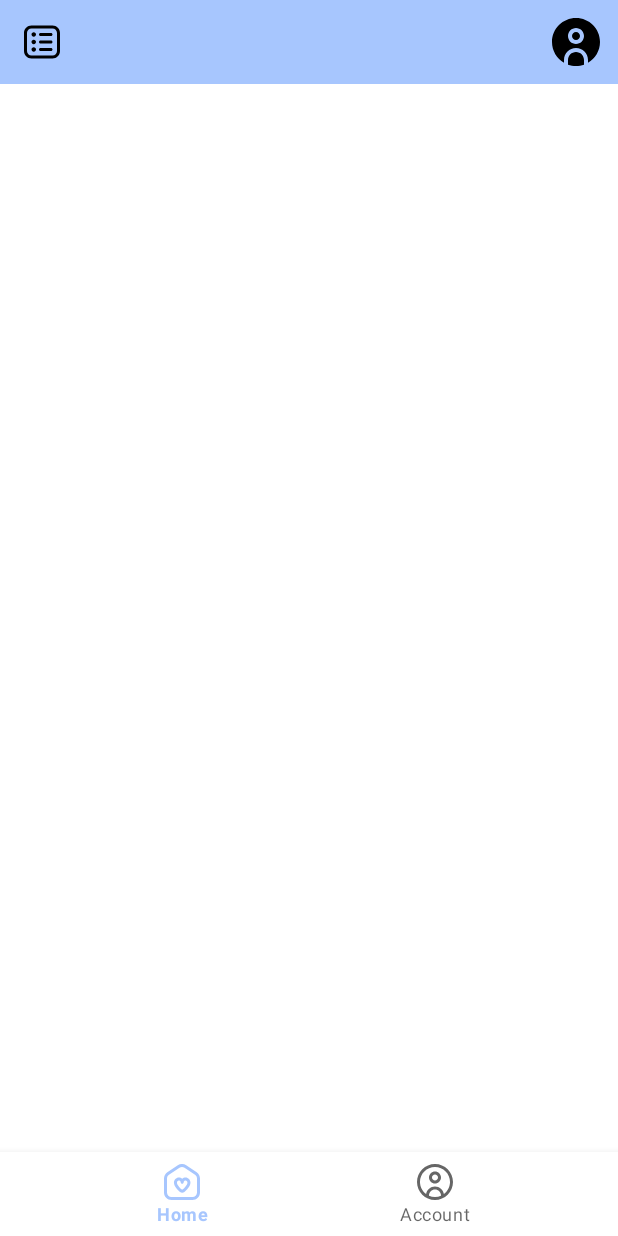
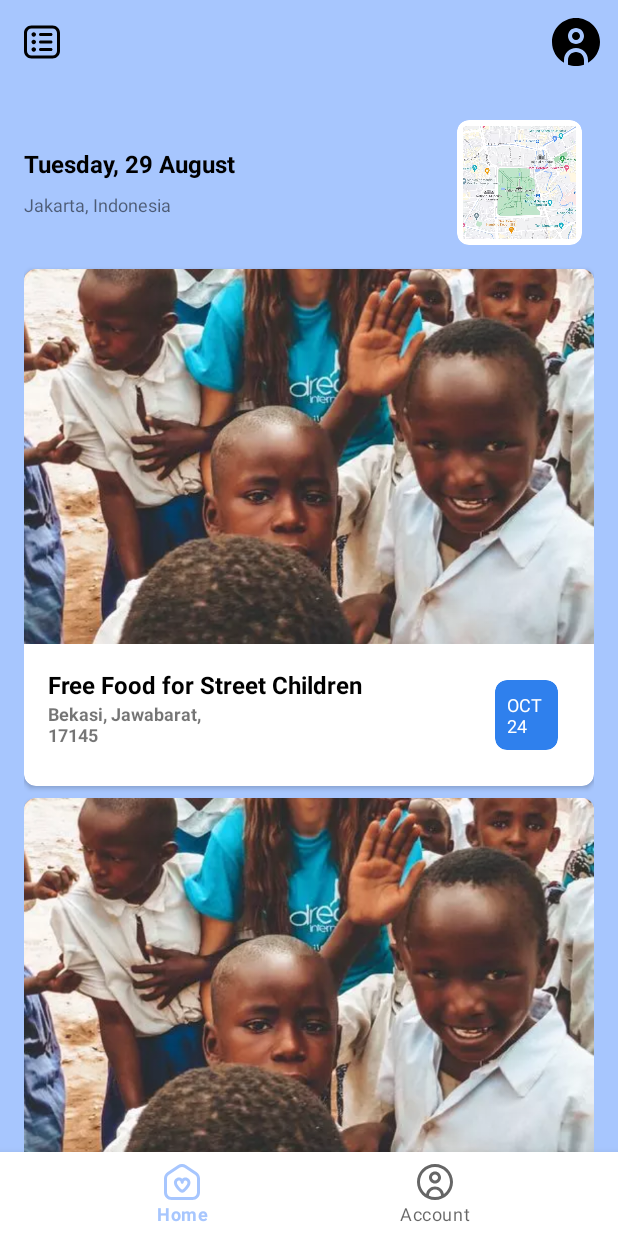
Before and after one commit to A-fauzi/bangunkota, an Android app: the screen it shows after launch once a user with an empty profile is signed in (MainActivity), on a phone screen of 412 x 824 dp. Run offline under Robolectric (Android 15) with nearby library versions, the phone set to English and light mode, and no system bars; our stand-ins replace Firebase (no records; nobody signed in at launch, a user with empty details on screens opened directly), navigation-ui.

Commit message:
add permissions location

```diff
--- a/app/src/main/AndroidManifest.xml
+++ b/app/src/main/AndroidManifest.xml
@@ -4,6 +4,14 @@
     xmlns:tools="http://schemas.android.com/tools">
 
     <uses-permission android:name="android.permission.INTERNET"/>
+    <uses-permission android:name="android.permission.ACCESS_NETWORK_STATE"/>
+    <!-- Always include this permission -->
+    <uses-permission android:name="android.permission.ACCESS_COARSE_LOCATION" />
+    <!-- Include only if your app benefits from precise location access. -->
+    <uses-permission android:name="android.permission.ACCESS_FINE_LOCATION" />
+    <!-- Required only when requesting background location access on
+       Android 10 (API level 29) and higher. -->
+    <uses-permission android:name="android.permission.ACCESS_BACKGROUND_LOCATION" />
 
     <application
         android:allowBackup="true"
--- a/app/src/main/java/com/bangunkota/bangunkota/presentation/view/main/MainActivity.kt
+++ b/app/src/main/java/com/bangunkota/bangunkota/presentation/view/main/MainActivity.kt
@@ -1,9 +1,14 @@
 package com.bangunkota.bangunkota.presentation.view.main
 
+import android.Manifest
 import android.content.Context
+import android.os.Build
 import androidx.appcompat.app.AppCompatActivity
 import android.os.Bundle
 import android.widget.Toast
+import androidx.activity.result.contract.ActivityResultContract
+import androidx.activity.result.contract.ActivityResultContracts
+import androidx.annotation.RequiresApi
 import androidx.datastore.core.DataStore
 import androidx.datastore.preferences.core.Preferences
 import androidx.datastore.preferences.core.stringPreferencesKey
@@ -22,6 +27,7 @@ import kotlinx.coroutines.flow.first
 import kotlinx.coroutines.flow.map
 import kotlinx.coroutines.launch
 
+@RequiresApi(Build.VERSION_CODES.N)
 class MainActivity : AppCompatActivity() {
 
     private lateinit var binding: ActivityMainBinding
@@ -32,6 +38,7 @@ class MainActivity : AppCompatActivity() {
         binding = ActivityMainBinding.inflate(layoutInflater)
         setContentView(binding.root)
         setUpNavigation()
+        permissionsRequest()
     }
 
     private fun setUpNavigation() {
@@ -45,4 +52,33 @@ class MainActivity : AppCompatActivity() {
         setupWithNavController(bottomNavigation, navController)
     }
 
+    private fun permissionsRequest() {
+        val locationPermissionRequest =
+            registerForActivityResult(ActivityResultContracts.RequestMultiplePermissions()) { permission ->
+                when {
+                    permission.getOrDefault(Manifest.permission.ACCESS_FINE_LOCATION, false) -> {
+                        // Precise location access granted.
+                        Toast.makeText(this, "Precise location access granted", Toast.LENGTH_SHORT).show()
+                    }
+                    permission.getOrDefault(Manifest.permission.ACCESS_COARSE_LOCATION, false) -> {
+                        // Only approximate location access granted.
+                        Toast.makeText(this, "Only approximate location access granted", Toast.LENGTH_SHORT).show()
+                    }
+                    else -> {
+                        // No location access granted.
+                        Toast.makeText(this, "No location access granted", Toast.LENGTH_SHORT).show()
+                    }
+                }
+            }
+
+        // Before you perform the actual permission request, check whether your app
+        // already has the permissions, and whether your app needs to show a permission
+        // rationale dialog. For more details, see Request permissions.
+        locationPermissionRequest.launch(
+            arrayOf(
+                Manifest.permission.ACCESS_FINE_LOCATION, Manifest.permission.ACCESS_COARSE_LOCATION
+            )
+        )
+    }
+
 }
--- a/app/src/main/java/com/bangunkota/bangunkota/presentation/view/main/fragment/HomeFragment.kt
+++ b/app/src/main/java/com/bangunkota/bangunkota/presentation/view/main/fragment/HomeFragment.kt
@@ -19,6 +19,8 @@ import com.bumptech.glide.Glide
 import com.bumptech.glide.request.RequestOptions
 import com.bumptech.glide.request.target.CustomTarget
 import com.bumptech.glide.request.transition.Transition
+import java.text.SimpleDateFormat
+import java.util.*
 
 
 class HomeFragment : Fragment() {
@@ -42,6 +44,8 @@ class HomeFragment : Fragment() {
 
     override fun onViewCreated(view: View, savedInstanceState: Bundle?) {
         super.onViewCreated(view, savedInstanceState)
+
+        binding.currentDate.text = currentDate()
 
         userViewModel.userName.observe(viewLifecycleOwner){
             binding.topAppBar.title = it
@@ -80,4 +84,10 @@ class HomeFragment : Fragment() {
             }
         }
     }
+
+    private fun currentDate(): String {
+        val currentTime = Calendar.getInstance().time
+        val desiredFormat = SimpleDateFormat("EEEE, d MMMM", Locale.ENGLISH)
+        return desiredFormat.format(currentTime)
+    }
 }
--- a/app/src/main/res/layout/fragment_home.xml
+++ b/app/src/main/res/layout/fragment_home.xml
@@ -28,9 +28,67 @@
     <androidx.core.widget.NestedScrollView
         android:layout_width="match_parent"
         android:layout_height="match_parent"
+        android:padding="@dimen/padding_root"
+        android:background="@color/purple_500"
         app:layout_behavior="@string/appbar_scrolling_view_behavior">
 
         <!-- Scrollable content -->
+        <LinearLayout
+            android:layout_width="match_parent"
+            android:layout_height="match_parent"
+            android:orientation="vertical">
+
+            <LinearLayout
+                android:layout_width="match_parent"
+                android:layout_height="wrap_content"
+                android:orientation="horizontal"
+                android:gravity="center_vertical">
+
+                <LinearLayout
+                    android:layout_width="wrap_content"
+                    android:layout_height="wrap_content"
+                    android:layout_weight="1"
+                    android:orientation="vertical">
+
+                    <TextView
+                        android:id="@+id/current_date"
+                        android:layout_width="wrap_content"
+                        android:layout_height="wrap_content"
+                        android:text="Monday, 21 December"
+                        android:textColor="@color/black"
+                        android:textSize="@dimen/title_size"
+                        android:textStyle="bold"/>
+
+                    <TextView
+                        android:layout_width="wrap_content"
+                        android:layout_height="wrap_content"
+                        android:text="Jakarta, Indonesia"
+                        android:layout_marginTop="@dimen/margin_8"/>
+
+                </LinearLayout>
+
+                <androidx.cardview.widget.CardView
+                    android:layout_width="wrap_content"
+                    android:layout_height="wrap_content"
+                    app:cardCornerRadius="8dp"
+                    android:layout_margin="@dimen/margin_8"
+                    app:cardElevation="0dp">
+
+                    <ImageView
+                        android:layout_width="75dp"
+                        android:layout_height="75dp"
+                        android:src="@drawable/example_img"
+                        android:scaleType="centerCrop"
+                        android:layout_margin="4dp"/>
+                </androidx.cardview.widget.CardView>
+            </LinearLayout>
+
+            <include layout="@layout/item_event"/>
+            <include layout="@layout/item_event"/>
+            <include layout="@layout/item_event"/>
+            <include layout="@layout/item_event"/>
+        </LinearLayout>
+
 
     </androidx.core.widget.NestedScrollView>
 </androidx.coordinatorlayout.widget.CoordinatorLayout>
--- /dev/null
+++ b/app/src/main/res/layout/item_event.xml
@@ -0,0 +1,67 @@
+<?xml version="1.0" encoding="utf-8"?>
+<androidx.cardview.widget.CardView xmlns:android="http://schemas.android.com/apk/res/android"
+    xmlns:app="http://schemas.android.com/apk/res-auto"
+    android:layout_width="wrap_content"
+    android:layout_height="wrap_content"
+    android:layout_marginTop="@dimen/margin_8"
+    app:cardCornerRadius="@dimen/card_radius">
+
+    <LinearLayout
+        android:layout_width="match_parent"
+        android:layout_height="wrap_content"
+        android:orientation="vertical">
+
+        <ImageView
+            android:layout_width="wrap_content"
+            android:layout_height="250dp"
+            android:scaleType="centerCrop"
+            android:src="@drawable/event_example" />
+
+        <LinearLayout
+            android:layout_width="match_parent"
+            android:layout_height="wrap_content"
+            android:orientation="horizontal"
+            android:padding="@dimen/padding_root">
+
+            <LinearLayout
+                android:layout_width="wrap_content"
+                android:layout_height="wrap_content"
+                android:layout_weight="1"
+                android:orientation="vertical">
+
+                <TextView
+                    android:layout_width="wrap_content"
+                    android:layout_height="wrap_content"
+                    android:text="Free Food for Street Children"
+                    android:textColor="@color/black"
+                    android:textSize="@dimen/title_size"
+                    android:textStyle="bold" />
+
+                <TextView
+                    android:layout_width="wrap_content"
+                    android:layout_height="wrap_content"
+                    android:text="Bekasi, Jawabarat, \n17145"
+                    android:textStyle="bold"/>
+
+
+            </LinearLayout>
+
+            <androidx.cardview.widget.CardView
+                android:layout_width="wrap_content"
+                android:layout_height="wrap_content"
+                android:layout_margin="@dimen/margin_8"
+                app:cardElevation="0dp"
+                app:cardCornerRadius="@dimen/card_radius"
+                app:cardBackgroundColor="@color/purple_200">
+
+
+                <TextView
+                    android:layout_width="wrap_content"
+                    android:layout_height="wrap_content"
+                    android:text="OCT \n24"
+                    android:textColor="@color/white"
+                    android:layout_margin="@dimen/margin_8"/>
+            </androidx.cardview.widget.CardView>
+        </LinearLayout>
+    </LinearLayout>
+</androidx.cardview.widget.CardView>
--- a/app/src/main/res/values/dimens.xml
+++ b/app/src/main/res/values/dimens.xml
@@ -2,4 +2,7 @@
 <resources>
     <dimen name="padding_root">16dp</dimen>
     <dimen name="button_radius">16dp</dimen>
+    <dimen name="title_size">16sp</dimen>
+    <dimen name="margin_8">8dp</dimen>
+    <dimen name="card_radius">8dp</dimen>
 </resources>
```
Also changed, not shown: app/src/main/res/drawable-v24/example_img.webp (added), app/src/main/res/drawable/event_example.webp (added).
